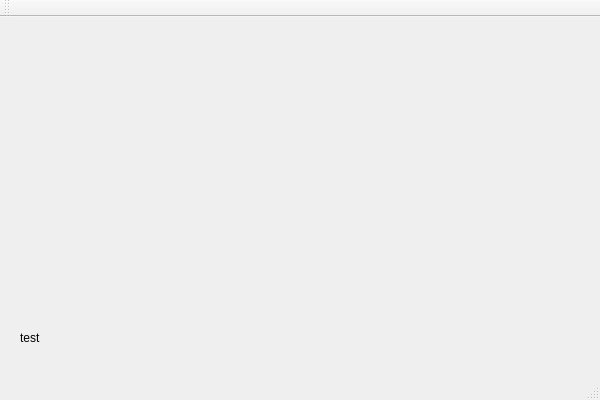
Before: the Qt Designer form TaschenrechnerV2/TaschenrechnerV2.ui in Eightdays1/Taschenrechner, drawn with Qt 5.
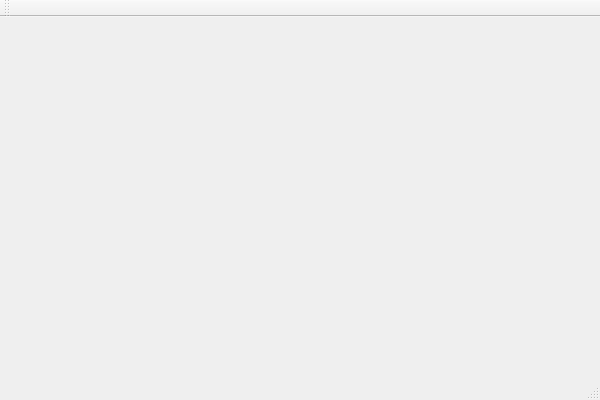
After: the same form once the commit is applied.

```diff
--- a/TaschenrechnerV2/TaschenrechnerV2.ui
+++ b/TaschenrechnerV2/TaschenrechnerV2.ui
@@ -13,21 +13,7 @@
   <property name="windowTitle">
    <string>TaschenrechnerV2</string>
   </property>
-  <widget class="QWidget" name="centralWidget">
-   <widget class="QLabel" name="debugLabel">
-    <property name="geometry">
-     <rect>
-      <x>20</x>
-      <y>310</y>
-      <width>81</width>
-      <height>21</height>
-     </rect>
-    </property>
-    <property name="text">
-     <string>test</string>
-    </property>
-   </widget>
-  </widget>
+  <widget class="QWidget" name="centralWidget"/>
   <widget class="QMenuBar" name="menuBar">
    <property name="geometry">
     <rect>
```
